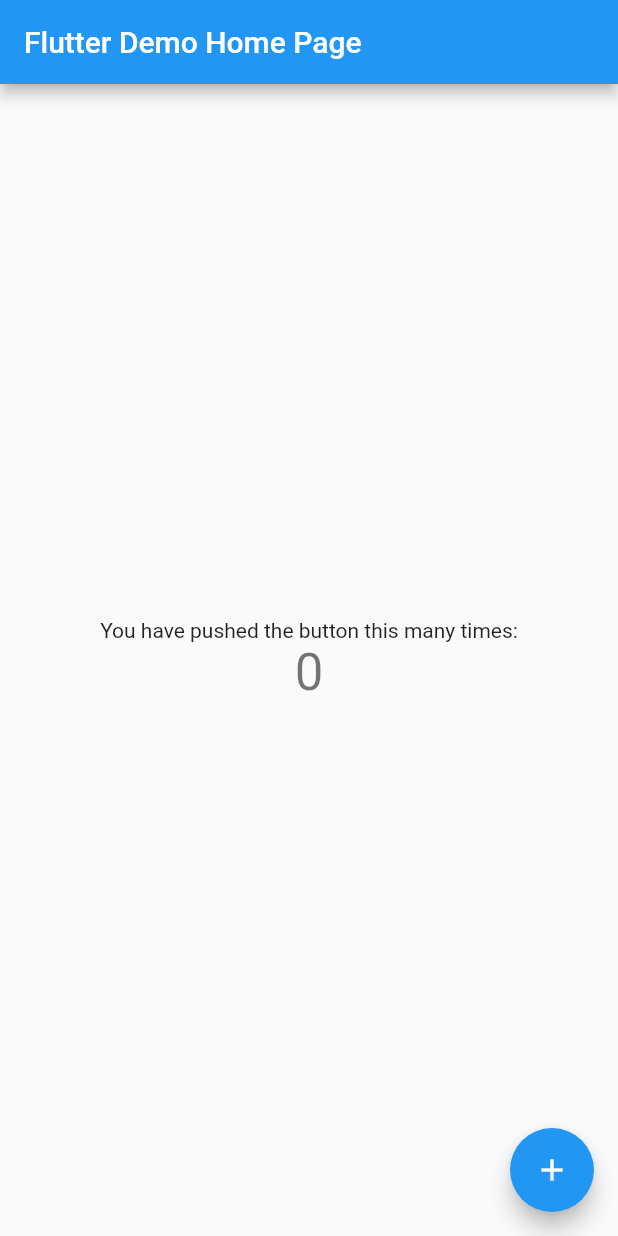
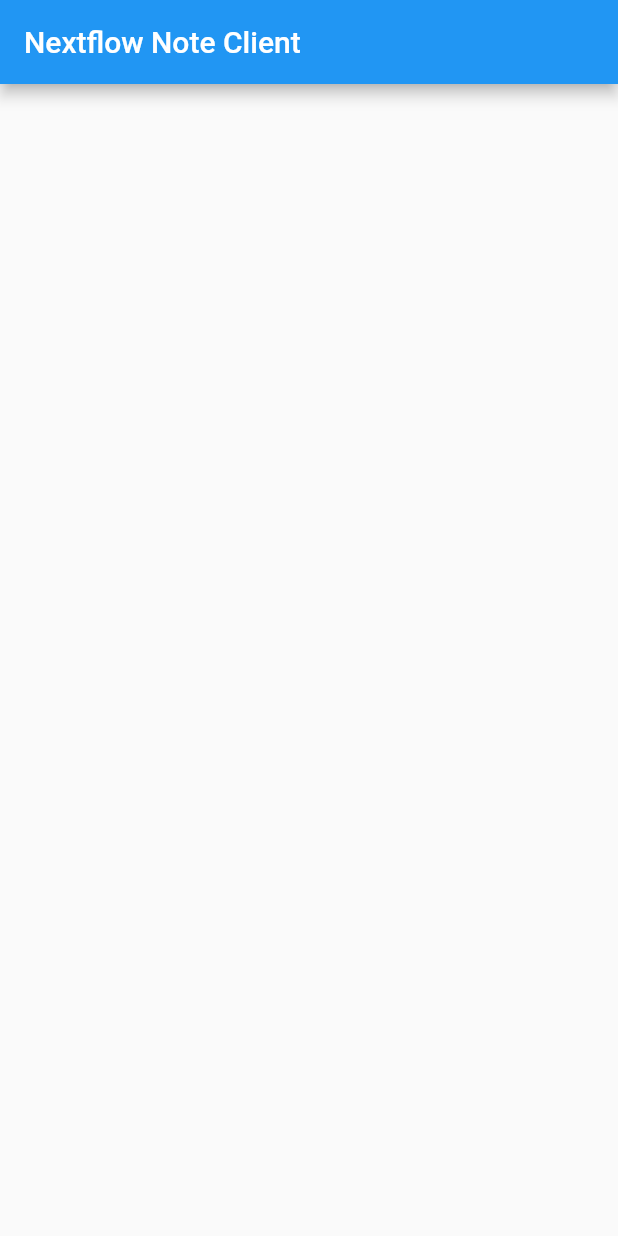
Before and after one commit to teerasej/nextflow_note_client_with_authen, a Flutter app: the screen it shows after launch, on a phone screen of 412 x 824 dp. Run offline on Flutter 3.47's test engine with Material 2 defaults, Android fonts, the phone set to English and light mode, and no system bars.

Commit message:
clear comment

```diff
--- a/lib/main.dart
+++ b/lib/main.dart
@@ -5,43 +5,21 @@ void main() {
 }
 
 class MyApp extends StatelessWidget {
-  // This widget is the root of your application.
   @override
   Widget build(BuildContext context) {
     return MaterialApp(
-      title: 'Flutter Demo',
+      title: 'Nextflow Note Client',
       theme: ThemeData(
-        // This is the theme of your application.
-        //
-        // Try running your application with "flutter run". You'll see the
-        // application has a blue toolbar. Then, without quitting the app, try
-        // changing the primarySwatch below to Colors.green and then invoke
-        // "hot reload" (press "r" in the console where you ran "flutter run",
-        // or simply save your changes to "hot reload" in a Flutter IDE).
-        // Notice that the counter didn't reset back to zero; the application
-        // is not restarted.
         primarySwatch: Colors.blue,
-        // This makes the visual density adapt to the platform that you run
-        // the app on. For desktop platforms, the controls will be smaller and
-        // closer together (more dense) than on mobile platforms.
         visualDensity: VisualDensity.adaptivePlatformDensity,
       ),
-      home: MyHomePage(title: 'Flutter Demo Home Page'),
+      home: MyHomePage(title: 'Nextflow Note Client'),
     );
   }
 }
 
 class MyHomePage extends StatefulWidget {
   MyHomePage({Key key, this.title}) : super(key: key);
-
-  // This widget is the home page of your application. It is stateful, meaning
-  // that it has a State object (defined below) that contains fields that affect
-  // how it looks.
-
-  // This class is the configuration for the state. It holds the values (in this
-  // case the title) provided by the parent (in this case the App widget) and
-  // used by the build method of the State. Fields in a Widget subclass are
-  // always marked "final".
 
   final String title;
 
@@ -50,68 +28,13 @@ class MyHomePage extends StatefulWidget {
 }
 
 class _MyHomePageState extends State<MyHomePage> {
-  int _counter = 0;
-
-  void _incrementCounter() {
-    setState(() {
-      // This call to setState tells the Flutter framework that something has
-      // changed in this State, which causes it to rerun the build method below
-      // so that the display can reflect the updated values. If we changed
-      // _counter without calling setState(), then the build method would not be
-      // called again, and so nothing would appear to happen.
-      _counter++;
-    });
-  }
-
   @override
   Widget build(BuildContext context) {
-    // This method is rerun every time setState is called, for instance as done
-    // by the _incrementCounter method above.
-    //
-    // The Flutter framework has been optimized to make rerunning build methods
-    // fast, so that you can just rebuild anything that needs updating rather
-    // than having to individually change instances of widgets.
     return Scaffold(
       appBar: AppBar(
-        // Here we take the value from the MyHomePage object that was created by
-        // the App.build method, and use it to set our appbar title.
         title: Text(widget.title),
       ),
-      body: Center(
-        // Center is a layout widget. It takes a single child and positions it
-        // in the middle of the parent.
-        child: Column(
-          // Column is also a layout widget. It takes a list of children and
-          // arranges them vertically. By default, it sizes itself to fit its
-          // children horizontally, and tries to be as tall as its parent.
-          //
-          // Invoke "debug painting" (press "p" in the console, choose the
-          // "Toggle Debug Paint" action from the Flutter Inspector in Android
-          // Studio, or the "Toggle Debug Paint" command in Visual Studio Code)
-          // to see the wireframe for each widget.
-          //
-          // Column has various properties to control how it sizes itself and
-          // how it positions its children. Here we use mainAxisAlignment to
-          // center the children vertically; the main axis here is the vertical
-          // axis because Columns are vertical (the cross axis would be
-          // horizontal).
-          mainAxisAlignment: MainAxisAlignment.center,
-          children: <Widget>[
-            Text(
-              'You have pushed the button this many times:',
-            ),
-            Text(
-              '$_counter',
-              style: Theme.of(context).textTheme.headline4,
-            ),
-          ],
-        ),
-      ),
-      floatingActionButton: FloatingActionButton(
-        onPressed: _incrementCounter,
-        tooltip: 'Increment',
-        child: Icon(Icons.add),
-      ), // This trailing comma makes auto-formatting nicer for build methods.
+      body: Container(),
     );
   }
 }
```
